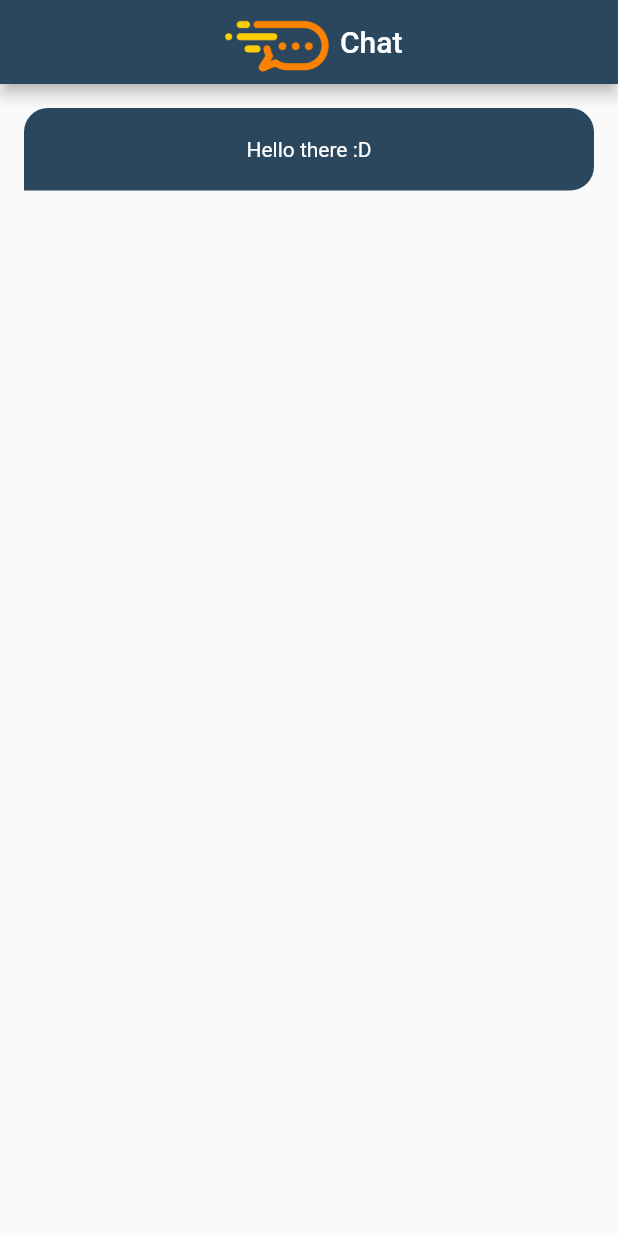
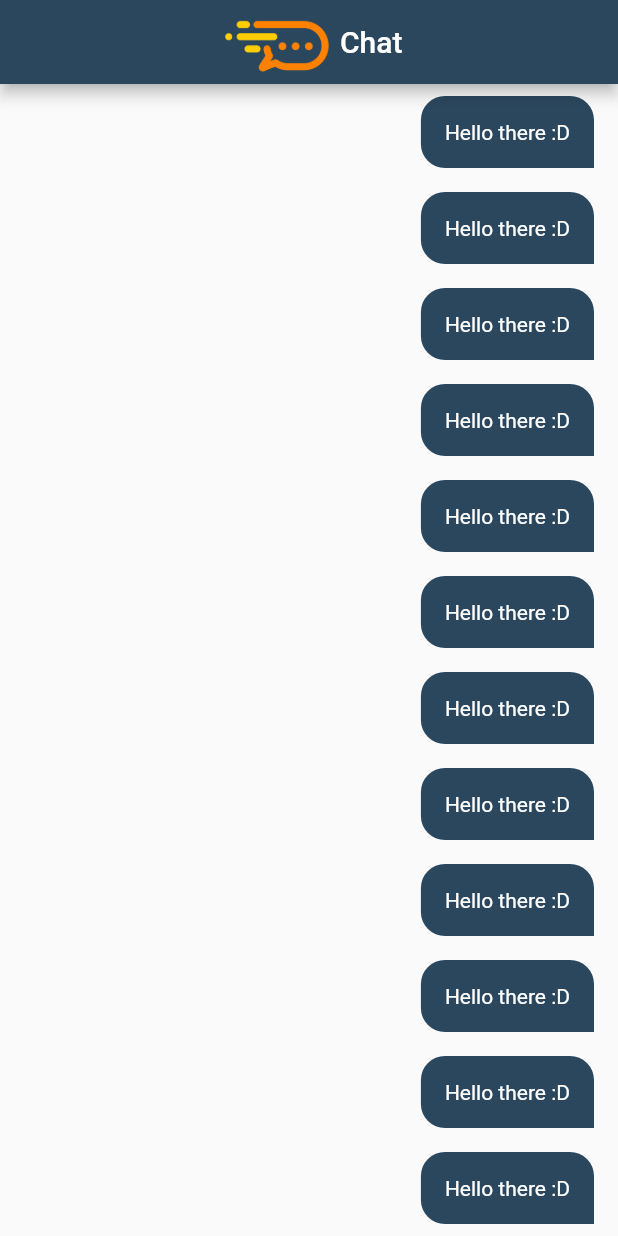
Before and after one commit to ImadDz-7/Speed-Chat, a Flutter app: the ChatPage screen opened by its route, on a phone screen of 412 x 824 dp. Run offline on Flutter 3.47's test engine with Material 2 defaults, Android fonts, the phone set to English and light mode, and no system bars; our stand-ins replace firebase_auth, firebase_core, modal_progress_hud_nsn; accounts and stored records are empty.

Commit message:
Chat bubble done

```diff
--- a/lib/pages/chat_page.dart
+++ b/lib/pages/chat_page.dart
@@ -17,12 +17,19 @@ class ChatPage extends StatelessWidget {
         title: Row(
           mainAxisSize: MainAxisSize.min,
           children: [
-            Image.asset(kLogo, height: 50,),
+            Image.asset(
+              kLogo,
+              height: 50,
+            ),
             const Text('Chat'),
           ],
         ),
       ),
-      body: ChatBubble(),
+      body: ListView.builder(
+        itemBuilder: ((context, index) {
+          return ChatBubble();
+        }),
+      ),
     );
   }
 }
--- a/lib/widgets/chat_bubble.dart
+++ b/lib/widgets/chat_bubble.dart
@@ -6,18 +6,19 @@ class ChatBubble extends StatelessWidget {
 
   @override
   Widget build(BuildContext context) {
-    return Container(
-      margin: EdgeInsets.all(16),
-      height: 55,
+    return Align(
+      alignment: Alignment.centerRight,
+      child: Container(
+        padding: EdgeInsets.all(16),
+        margin: EdgeInsets.symmetric(horizontal: 16, vertical: 8,),
         decoration: BoxDecoration(
           borderRadius: BorderRadius.only(
             topRight: Radius.circular(16),
-          bottomRight: Radius.circular(16),
             topLeft: Radius.circular(16),
+            bottomLeft: Radius.circular(16),
           ),
           color: kPrimaryColor,
         ),
-      child: Center(
         child: Text(
           'Hello there :D',
           style: TextStyle(
```
Lines whose indentation alone changed are shown as unchanged.
